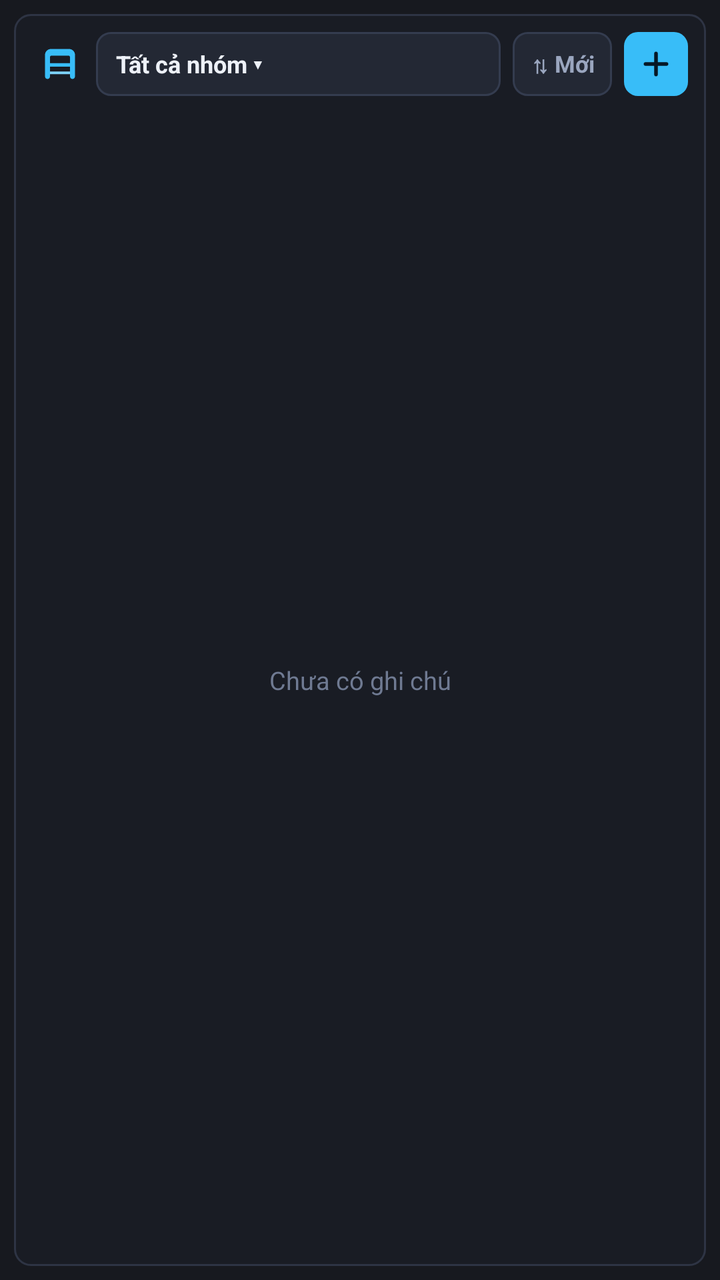
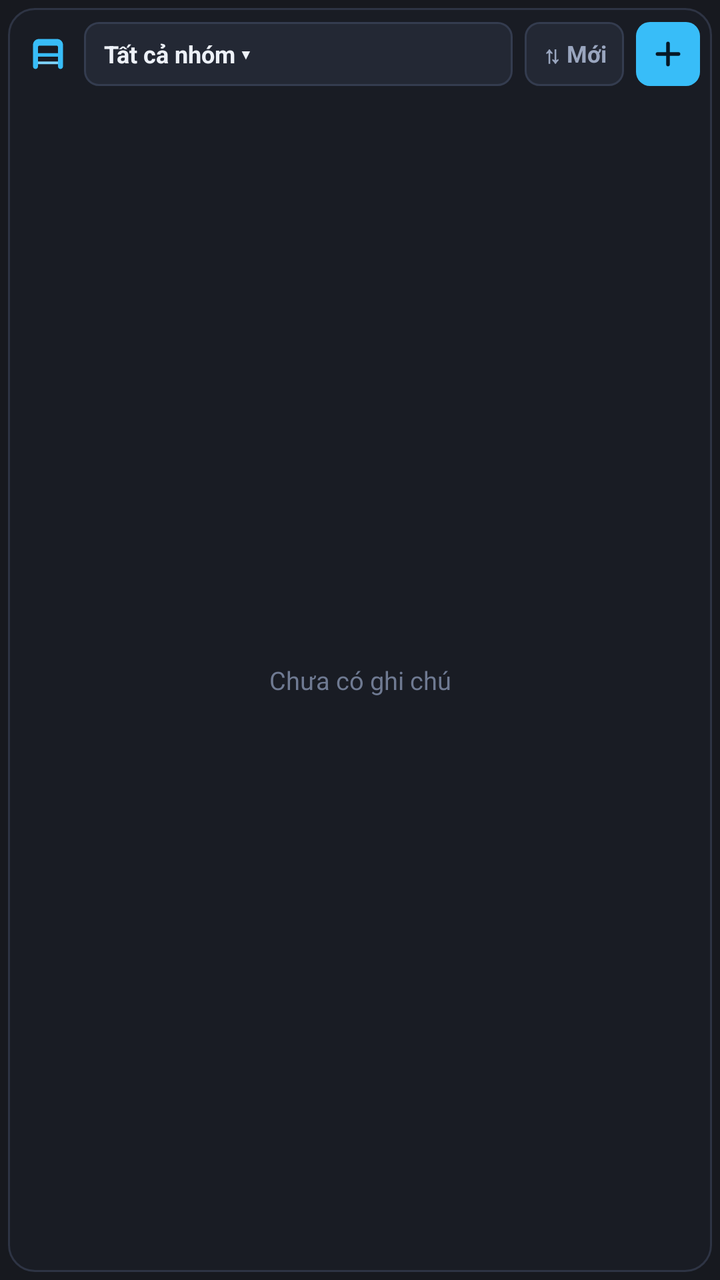

Compare the two renders of this Android layout. The source of the first and the diff that turns it into the second are given below.
<!-- AndroidManifest.xml: application theme Theme.ObsidianQuick -->
<!-- res/layout/widget_notes.xml -->
<?xml version="1.0" encoding="utf-8"?>
<FrameLayout xmlns:android="http://schemas.android.com/apk/res/android"
    android:id="@android:id/background"
    android:layout_width="match_parent"
    android:layout_height="match_parent">

    
    <TextView
        android:layout_width="1dp"
        android:layout_height="1dp" />

    <LinearLayout
        android:id="@+id/w_notes_root"
        android:layout_width="match_parent"
        android:layout_height="match_parent"
        android:layout_margin="7dp"
        android:background="@drawable/widget_bg"
        android:orientation="vertical"
        android:paddingStart="9dp"
        android:paddingTop="9dp"
        android:paddingEnd="9dp"
        android:paddingBottom="9dp">

    <LinearLayout
        android:layout_width="match_parent"
        android:layout_height="wrap_content"
        android:layout_marginBottom="8dp"
        android:gravity="center_vertical"
        android:orientation="horizontal">

        <ImageView
            android:id="@+id/w_notes_open_app"
            android:layout_width="28dp"
            android:layout_height="28dp"
            android:padding="4dp"
            android:scaleType="fitCenter"
            android:src="@drawable/ic_w_note_badge" />

        <TextView
            android:id="@+id/w_notes_group_btn"
            android:layout_width="0dp"
            android:layout_height="32dp"
            android:layout_marginStart="4dp"
            android:layout_marginEnd="6dp"
            android:layout_weight="1"
            android:background="@drawable/widget_btn_bg"
            android:ellipsize="end"
            android:gravity="center_vertical"
            android:paddingStart="10dp"
            android:paddingEnd="10dp"
            android:singleLine="true"
            android:text="Tất cả nhóm ▾"
            android:textColor="#EDF1F8"
            android:textSize="12sp"
            android:textStyle="bold" />

        <TextView
            android:id="@+id/w_notes_sort_btn"
            android:layout_width="wrap_content"
            android:layout_height="32dp"
            android:layout_marginEnd="6dp"
            android:background="@drawable/widget_btn_bg"
            android:gravity="center"
            android:paddingStart="9dp"
            android:paddingEnd="9dp"
            android:singleLine="true"
            android:text="⇅ Mới"
            android:textColor="#9AA6BF"
            android:textSize="11.5sp"
            android:textStyle="bold" />

        <ImageView
            android:id="@+id/w_notes_add_btn"
            android:layout_width="32dp"
            android:layout_height="32dp"
            android:background="@drawable/widget_add_notes_bg"
            android:padding="7dp"
            android:scaleType="fitCenter"
            android:src="@drawable/ic_w_plus_dark" />
    </LinearLayout>

    <FrameLayout
        android:layout_width="match_parent"
        android:layout_height="0dp"
        android:layout_weight="1">

        <ListView
            android:id="@+id/w_notes_list"
            android:layout_width="match_parent"
            android:layout_height="match_parent"
            android:clipToPadding="false"
            android:divider="@android:color/transparent"
            android:dividerHeight="6dp"
            android:scrollbars="none"
            android:stackFromBottom="true"
            android:transcriptMode="alwaysScroll" />

        <TextView
            android:id="@+id/w_notes_empty"
            android:layout_width="match_parent"
            android:layout_height="match_parent"
            android:gravity="center"
            android:padding="12dp"
            android:text="Chưa có ghi chú"
            android:textColor="#6F7A92"
            android:textSize="12.5sp" />
    </FrameLayout>

    </LinearLayout>
</FrameLayout>
<!-- resources referenced by this layout -->
<resources>
  <!-- drawable ic_w_note_badge (drawable) -->
  <vector xmlns:android="http://schemas.android.com/apk/res/android"
      android:width="20dp"
      android:height="20dp"
      android:viewportWidth="24"
      android:viewportHeight="24">
      <path
          android:fillColor="#38BDF8"
          android:pathData="M6.5,3h11C19.4,3 21,4.6 21,6.5v13c0,0.8 -0.7,1.5 -1.5,1.5S18,20.3 18,19.5V7.8C18,7.4 17.6,7 17.2,7H6.8C6.4,7 6,7.4 6,7.8v11.7C6,20.3 5.3,21 4.5,21S3,20.3 3,19.5v-13C3,4.6 4.6,3 6.5,3z" />
      <path
          android:fillColor="#38BDF8"
          android:pathData="M5,11.5h14v2.1H5z" />
      <path
          android:fillColor="#7DD3FC"
          android:pathData="M6,16.5h12v1.6H6z" />
  </vector>
  <!-- drawable ic_w_plus_dark (drawable) -->
  <?xml version="1.0" encoding="utf-8"?>
  <vector xmlns:android="http://schemas.android.com/apk/res/android"
      android:width="18dp"
      android:height="18dp"
      android:viewportWidth="24"
      android:viewportHeight="24">
      <path
          android:strokeColor="#061826"
          android:strokeWidth="2.4"
          android:strokeLineCap="round"
          android:pathData="M12,5v14M5,12h14" />
  </vector>
  <!-- drawable widget_add_notes_bg (drawable) -->
  <?xml version="1.0" encoding="utf-8"?>
  <shape xmlns:android="http://schemas.android.com/apk/res/android" android:shape="rectangle">
      <solid android:color="#38BDF8" />
      <corners android:radius="7dp" />
  </shape>
  <!-- drawable widget_bg (drawable) -->
  <?xml version="1.0" encoding="utf-8"?>
  <shape xmlns:android="http://schemas.android.com/apk/res/android" android:shape="rectangle">
      <solid android:color="#191C24" />
      <stroke android:width="1dp" android:color="#2E3444" />
      <corners android:radius="8dp" />
  </shape>
  <!-- drawable widget_btn_bg (drawable) -->
  <?xml version="1.0" encoding="utf-8"?>
  <shape xmlns:android="http://schemas.android.com/apk/res/android" android:shape="rectangle">
      <solid android:color="#232834" />
      <stroke android:width="1dp" android:color="#343C4F" />
      <corners android:radius="7dp" />
  </shape>
  <style name="Theme.ObsidianQuick" parent="Theme.AppCompat.NoActionBar">
          <item name="android:statusBarColor">#17191F</item>
          <item name="android:navigationBarColor">#1D2028</item>
          <item name="android:windowLightStatusBar">false</item>
          <item name="android:windowBackground">#17191F</item>
      </style>
</resources>

<!-- the commit's change to res/layout/widget_notes.xml (unified diff, before → after) -->
@@ -13,13 +13,13 @@
         android:id="@+id/w_notes_root"
         android:layout_width="match_parent"
         android:layout_height="match_parent"
-        android:layout_margin="7dp"
+        android:layout_margin="4dp"
         android:background="@drawable/widget_bg"
         android:orientation="vertical"
-        android:paddingStart="9dp"
-        android:paddingTop="9dp"
-        android:paddingEnd="9dp"
-        android:paddingBottom="9dp">
+        android:paddingStart="6dp"
+        android:paddingTop="7dp"
+        android:paddingEnd="6dp"
+        android:paddingBottom="7dp">
 
     <LinearLayout
         android:layout_width="match_parent"
<!-- resource entries referenced after the edit -->
@@ -40,7 +40,7 @@
   <shape xmlns:android="http://schemas.android.com/apk/res/android" android:shape="rectangle">
       <solid android:color="#191C24" />
       <stroke android:width="1dp" android:color="#2E3444" />
-      <corners android:radius="8dp" />
+      <corners android:radius="13dp" />
   </shape>
   <!-- drawable widget_btn_bg (drawable) -->
   <?xml version="1.0" encoding="utf-8"?>
